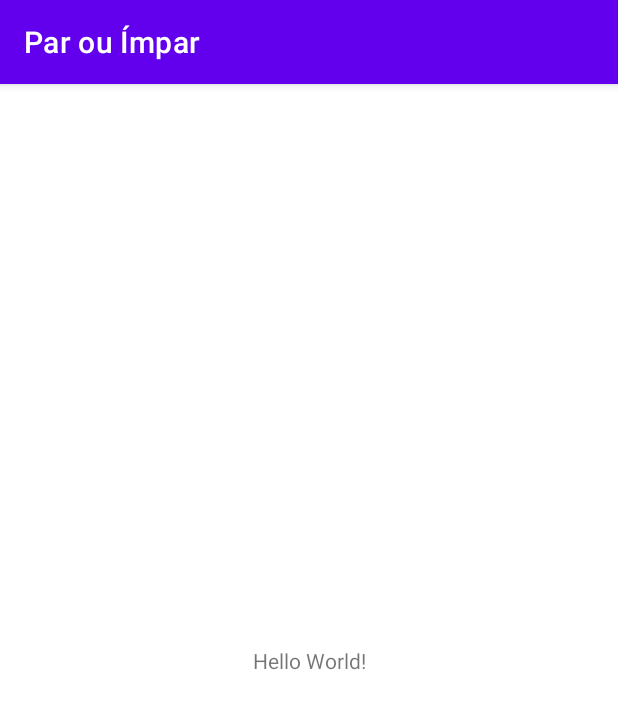
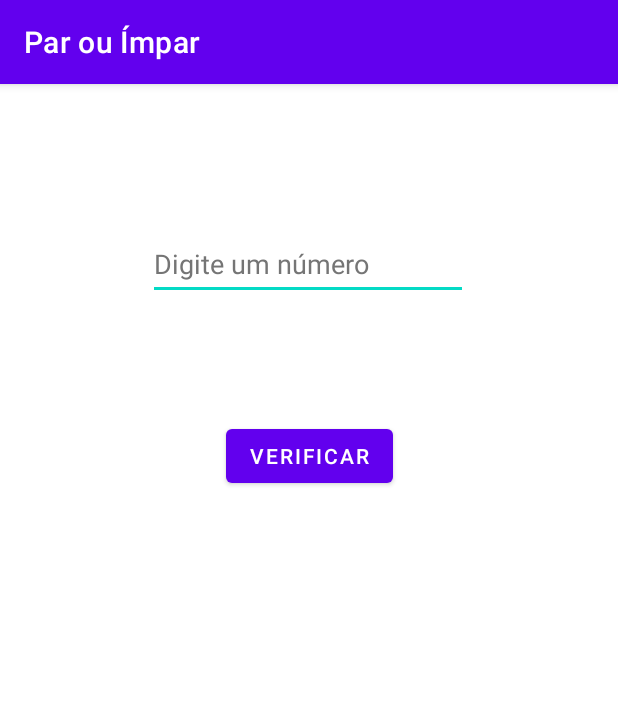
Before and after one commit to Henrique-Sc/AppParOuImpar, an Android app: the screen it shows after launch (MainActivity), on a phone screen of 412 x 824 dp. Shown: the top 709 px of the screen. Run offline under Robolectric (Android 15) with nearby library versions, the phone set to English and light mode, and no system bars.

Commit message:
Update activity_main.xml

```diff
--- a/ParOuImpar/app/src/main/res/layout/activity_main.xml
+++ b/ParOuImpar/app/src/main/res/layout/activity_main.xml
@@ -6,13 +6,29 @@
     android:layout_height="match_parent"
     tools:context=".MainActivity">
 
-    <TextView
+    <EditText
+        android:id="@+id/edtNum"
         android:layout_width="wrap_content"
         android:layout_height="wrap_content"
-        android:text="Hello World!"
-        app:layout_constraintBottom_toBottomOf="parent"
-        app:layout_constraintLeft_toLeftOf="parent"
-        app:layout_constraintRight_toRightOf="parent"
-        app:layout_constraintTop_toTopOf="parent" />
+        android:layout_marginTop="96dp"
+        android:ems="10"
+        android:hint="@string/edtNum"
+        android:inputType="number"
+        android:minHeight="48dp"
+        android:textColorHint="#757575"
+        app:layout_constraintEnd_toEndOf="parent"
+        app:layout_constraintHorizontal_bias="0.497"
+        app:layout_constraintStart_toStartOf="parent"
+        app:layout_constraintTop_toTopOf="parent"
+        android:autofillHints="" />
 
+    <Button
+        android:id="@+id/button"
+        android:layout_width="wrap_content"
+        android:layout_height="48dp"
+        android:layout_marginTop="80dp"
+        android:text="@string/btnVerificar"
+        app:layout_constraintEnd_toEndOf="parent"
+        app:layout_constraintStart_toStartOf="parent"
+        app:layout_constraintTop_toBottomOf="@+id/edtNum" />
 </androidx.constraintlayout.widget.ConstraintLayout>
```
